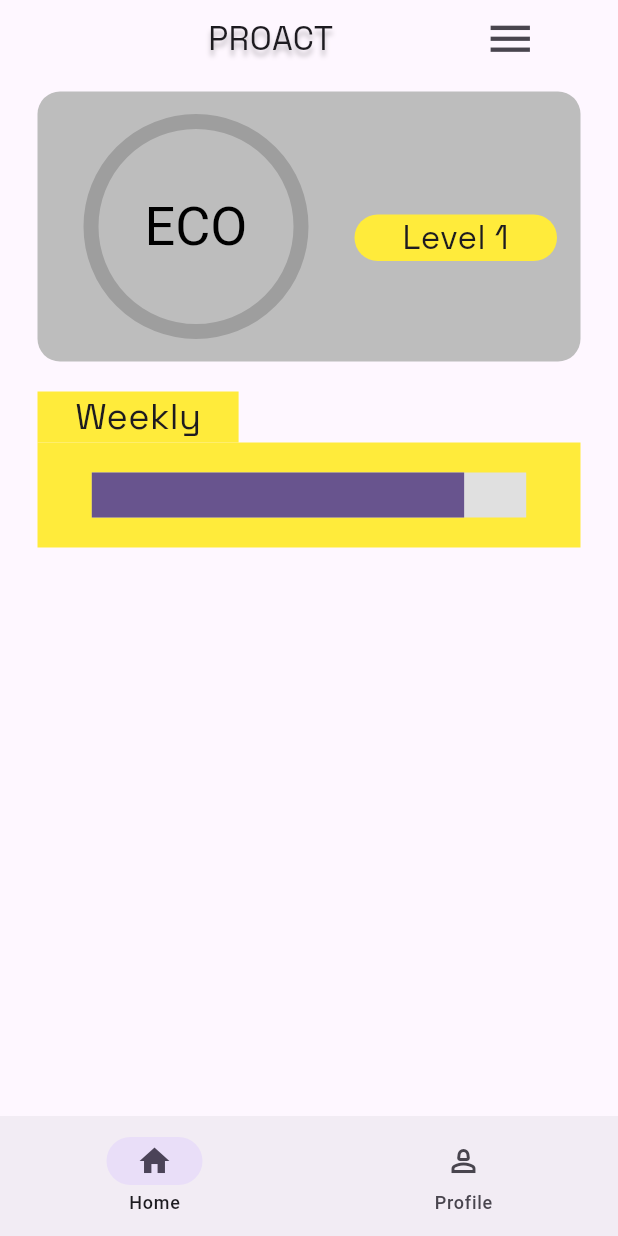
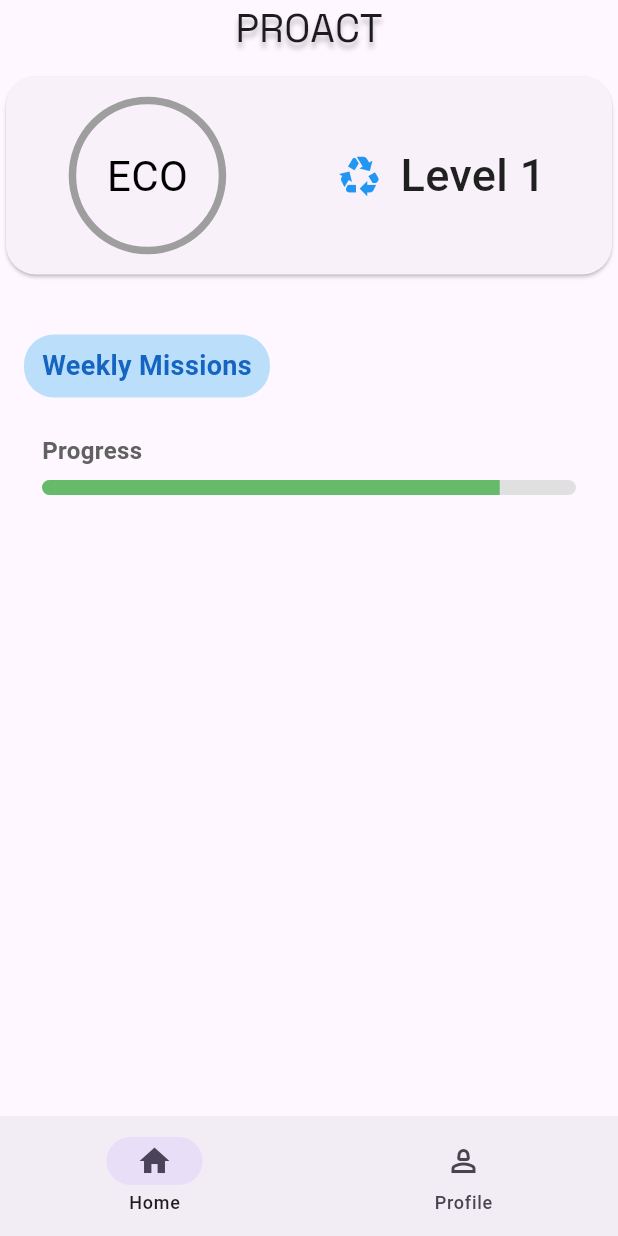
Before and after one commit to hoanghm/Proact, a Flutter app: the HomePage screen opened directly with empty values, on a phone screen of 412 x 824 dp. Run offline on Flutter 3.47's test engine with Material 3 defaults, Android fonts, the light colour scheme and no system bars; our stand-ins replace camera, cloud_firestore, firebase_auth, firebase_core, flutter_dotenv, google_fonts and 2 more; accounts and stored records are empty; network calls fail; statements that could not run were skipped.

Commit message:
Added .env file, mission generation backend communication, and updating Mission Page UI to match Mo's work

```diff
--- a/gemini_proact_flutter/lib/main.dart
+++ b/gemini_proact_flutter/lib/main.dart
@@ -6,6 +6,7 @@ import 'package:firebase_core/firebase_core.dart';
 import 'firebase_options.dart';
 import 'package:gemini_proact_flutter/model/auth/login_signup.dart' show signOutUnverifiedAccount, signOutUser;
 import 'package:gemini_proact_flutter/model/backend/backend_controller.dart' show pingTest;
+import 'package:flutter_dotenv/flutter_dotenv.dart';
 
 final logger = Logger('main');
 
@@ -27,6 +28,8 @@ void main() async {
   // check if backend server is set up
   String ping = await pingTest();
   logger.info('Backend Status: $ping');
+  // initialize dotenv
+  await dotenv.load(fileName: "lib/.env");
   // initialize Firebase
   WidgetsFlutterBinding.ensureInitialized();
   await Firebase.initializeApp(
--- a/gemini_proact_flutter/lib/model/backend/backend_controller.dart
+++ b/gemini_proact_flutter/lib/model/backend/backend_controller.dart
@@ -1,5 +1,9 @@
+import 'package:gemini_proact_flutter/model/database/user.dart';
 import 'package:http/http.dart' as http;
 import 'dart:convert';
+import 'dart:io';
+import 'package:flutter_dotenv/flutter_dotenv.dart';
+import 'package:firebase_auth/firebase_auth.dart';
 
 const String backendURL = "https://gemini-proact-server-6r6qdkry7a-ue.a.run.app/";
 Future<String> pingTest() async {
@@ -12,3 +16,23 @@ Future<String> pingTest() async {
     return error.toString();
   }
 }
+
+Future<Map<String, dynamic>> generateWeeklyProjects() async {
+  try {
+    String apiKey = dotenv.env["API_KEY"].toString();
+    final User user = FirebaseAuth.instance.currentUser!;
+    String generateURL = '$backendURL/generate_weekly_project/${user.uid}';
+    final response = await http.get(
+      Uri.parse(generateURL),
+      // Send authorization headers to the backend.
+      headers: {
+        HttpHeaders.authorizationHeader: apiKey,
+      },
+    );
+    String responseData = response.body;
+    Map<String, dynamic> map = json.decode(responseData);
+    return map;
+  } catch(err) {
+    return {"status": 'failed', 'project_id': -1};
+  }
+}
--- a/gemini_proact_flutter/lib/model/database/firestore.dart
+++ b/gemini_proact_flutter/lib/model/database/firestore.dart
@@ -5,7 +5,6 @@ import 'package:gemini_proact_flutter/model/database/question.dart';
 import 'package:gemini_proact_flutter/model/database/user.dart';
 import 'package:gemini_proact_flutter/model/database/mission.dart';
 import 'package:firebase_auth/firebase_auth.dart';
-import 'package:gemini_proact_flutter/view/root.dart';
 import 'package:logging/logging.dart' show Logger;
 
 final logger = Logger('firestore');
--- a/gemini_proact_flutter/lib/view/Auth/auth_page.dart
+++ b/gemini_proact_flutter/lib/view/Auth/auth_page.dart
@@ -1,12 +1,11 @@
 import 'package:firebase_auth/firebase_auth.dart';
 import 'package:flutter/material.dart';
-import 'package:gemini_proact_flutter/model/database/user.dart';
+import 'package:gemini_proact_flutter/model/backend/backend_controller.dart';
 import 'package:gemini_proact_flutter/view/Auth/login_signup_page.dart';
 import 'package:gemini_proact_flutter/view/Onboarding/onboarding_form.dart';
 import 'package:gemini_proact_flutter/view/home/home_page.dart';
-import 'package:gemini_proact_flutter/view/profile/profile.dart';
 import 'package:logging/logging.dart' show Logger;
-import 'package:gemini_proact_flutter/model/database/firestore.dart' show getUser;
+import 'package:gemini_proact_flutter/model/database/firestore.dart' show getUser, getUserActiveProjects;
 import 'package:gemini_proact_flutter/model/auth/login_signup.dart' show registerGoogleUser;
 
 final logger = Logger((AuthPage).toString());
@@ -40,18 +39,38 @@ class AuthPageState extends State<AuthPage> {
                         MaterialPageRoute(builder: (context) => OnboardingForm(user: newUser))
                       );
                     });
-                } else if (!possibleUser.onboarded) {
+                  return;
+                }
+
+                // At this point, there is a user created for this account
+                if (!possibleUser.onboarded) {
                   Navigator.push(
                     context,
                     MaterialPageRoute(builder: (context) => OnboardingForm(user: possibleUser))
                   );
-                } else {
-                  logger.info("To home page");
-                  Navigator.push(
-                    context,
-                    MaterialPageRoute(builder: (context) => HomePage(user: possibleUser!))
-                  );
+                  return;
                 }
+
+                // At this point, the user has completed their initial onboarding
+                getUserActiveProjects(user: possibleUser).then((activeMissions) {
+                  if (activeMissions == null || activeMissions.isEmpty) {
+                    // No active missions -> Need to regenerate missions
+                    generateWeeklyProjects().then((result) {
+                      logger.info("Generated new active missions");
+                      Navigator.push(
+                        context,
+                        MaterialPageRoute(builder: (context) => HomePage(user: possibleUser))
+                      );
+                    });
+                  } else {
+                    // Successful Onboarding + Has Active Missions
+                    logger.info("To home page");
+                    Navigator.push(
+                      context,
+                      MaterialPageRoute(builder: (context) => HomePage(user: possibleUser))
+                    );
+                  }
+                });
               })
               .catchError((e) => throw ErrorDescription('$e'));
             return const Center(
--- a/gemini_proact_flutter/lib/view/Mission/components/home_card.dart
+++ b/gemini_proact_flutter/lib/view/Mission/components/home_card.dart
@@ -1,5 +1,5 @@
 import 'package:flutter/material.dart';
-import 'package:gemini_proact_flutter/view/Mission/components/home_card_label.dart';
+import 'package:google_fonts/google_fonts.dart';
 
 class HomeCard extends StatefulWidget {
   final int currentEcoPoints;
@@ -25,70 +25,78 @@ class HomeCardState extends State<HomeCard> {
     });
   }
 
+  Widget _buildProgressCircle() {
+    return Stack(
+      children: [
+        const SizedBox(
+          width: 100,
+          height: 100,
+          child: Center(
+            child: Text(
+              'ECO',
+              style: TextStyle(
+                color: Colors.black,
+                fontSize: 28
+              )
+            ),
+          ),
+        ),
+        SizedBox(
+          width: 100,
+          height: 100,
+          child: CircularProgressIndicator(
+            strokeWidth: 5,
+            value: (widget.currentEcoPoints % 100) / 100,
+            color: Colors.blue,
+            backgroundColor: Colors.grey,
+          ),
+        )
+      ],
+    );
+  }
+
+  Widget _buildInfoColumn() {
+    return Column(
+      crossAxisAlignment: CrossAxisAlignment.start,
+      mainAxisSize: MainAxisSize.min,
+      children: [
+        _buildInfoRow(Icons.recycling, 'Level ${widget.currentLevel}'),
+      ],
+    );
+  }
+
+  Widget _buildInfoRow(IconData icon, String label) {
+    return Row(
+      children: [
+        Icon(icon, size: 30, color: Colors.blue),
+        const SizedBox(width: 12),
+        Text(
+          label,
+          style: GoogleFonts.roboto(
+            fontWeight: FontWeight.w500,
+            fontSize: 30,
+            color: Colors.black87,
+          ),
+        ),
+      ],
+    );
+  }
+
   @override
   Widget build (BuildContext context) {
-    return Container(
-      margin: const EdgeInsets.only(left: 25, right: 25),
-      decoration: BoxDecoration(
-        color: Colors.grey.shade400,
-        borderRadius: BorderRadius.circular(15)
+    return Card(
+      shape: RoundedRectangleBorder(borderRadius: BorderRadius.circular(20)),
+      child: Padding(
+        padding: const EdgeInsets.all(16),
+        child: Row(
+          mainAxisAlignment: MainAxisAlignment.spaceEvenly,
+          children: [
+            _buildProgressCircle(),
+            const SizedBox(width: 20),
+            _buildInfoColumn()
+          ],
+        ),
       ),
-      child: Row(
-        mainAxisAlignment: MainAxisAlignment.spaceEvenly,
-        children: [
-          Column(
-            children: <Widget>[
-              SizedBox(
-                width: 180,
-                height: 180,
-                child: Stack(
-                  children: <Widget>[
-                    Center(
-                      child: SizedBox(
-                        width: 140,
-                        height: 140,
-                        child: CircularProgressIndicator(
-                          strokeWidth: 10,
-                          value: (widget.currentEcoPoints % 100) / 100,
-                          color: Colors.green,
-                          backgroundColor: Colors.grey,
-                        ),
-                      ),
-                    ),
-                    Center(
-                      child: Row(
-                        mainAxisAlignment: MainAxisAlignment.center,
-                        children: [
-                          RichText(
-                            text: const TextSpan(
-                              children: [
-                                TextSpan(
-                                  text: 'ECO',
-                                  style: TextStyle(
-                                    color: Colors.black,
-                                    fontSize: 36
-                                  )
-                                )
-                              ]
-                            ),
-                          ),
-                          // const Icon(Icons.arrow_upward, size: 38, color: Colors.green)
-                        ],
-                      ),
-                    ),
-                  ],
-                ),
-              ),
-            ],
-          ),
-          Column(
-            children: [
-              const Padding(padding: EdgeInsets.only(top: 15)),
-              HomeCardLabel(label: 'Level ${widget.currentLevel}'),
-            ],
-          )
-        ],
-      )
     );
   }
 }
--- a/gemini_proact_flutter/lib/view/Mission/components/mission_step_view.dart
+++ b/gemini_proact_flutter/lib/view/Mission/components/mission_step_view.dart
@@ -50,7 +50,7 @@ class MissionStepViewState extends State<MissionStepView> {
                   initCheckState: widget.steps[i].status.name == "done",
                   onCheckboxPress: onCheckboxPress,
                 ),
-                const Padding(padding: EdgeInsets.only(top: 10)),
+              const Padding(padding: EdgeInsets.only(top: 10)),
             ],
           )
         ),
--- a/gemini_proact_flutter/lib/view/Mission/components/weekly_missions_tab_view.dart
+++ b/gemini_proact_flutter/lib/view/Mission/components/weekly_missions_tab_view.dart
@@ -44,64 +44,74 @@ class WeeklyMissionsTabViewState extends State<WeeklyMissionsTabView> {
         index++;
       }
     }
-
     return temp;
   }
+  Widget _buildHeader() {
+    return Container(
+      padding: const EdgeInsets.symmetric(horizontal: 12, vertical: 8),
+      decoration: BoxDecoration(
+        color: Colors.blue.shade100,
+        borderRadius: BorderRadius.circular(20),
+      ),
+      child: Text(
+        'Weekly Missions',
+        style: GoogleFonts.roboto(
+          fontSize: 18,
+          fontWeight: FontWeight.bold,
+          color: Colors.blue.shade800,
+        ),
+      ),
+    );
+  }
+  Widget _buildProgressBar() {
+    return Padding(
+      padding: const EdgeInsets.symmetric(horizontal: 12),
+      child: Column(
+        crossAxisAlignment: CrossAxisAlignment.start,
+        children: [
+          Text(
+            'Progress',
+            style: GoogleFonts.roboto(
+              fontSize: 16,
+              fontWeight: FontWeight.bold,
+              color: Colors.grey[700],
+            ),
+          ),
+          const SizedBox(height: 8),
+          ClipRRect(
+            borderRadius: BorderRadius.circular(10),
+            child: LinearProgressIndicator(
+              value: day / 7,
+              minHeight: 10,
+              backgroundColor: Colors.grey[300],
+              valueColor: AlwaysStoppedAnimation<Color>(Colors.green.shade400),
+            ),
+          ),
+        ],
+      ),
+    );
+  }
+
   @override
   Widget build (BuildContext context) {
     List<Widget> weeklyMissions = getWeeklyMissions();
-
-    return Expanded(
-      flex: 1,
-      child: SingleChildScrollView(
-        child: Column(
-          children: [
-            Align(
-              alignment: Alignment.centerLeft,
-              child: Container(
-                margin: const EdgeInsets.only(left: 25),
-                padding: const EdgeInsets.only(left: 25, right: 25),
-                decoration: const BoxDecoration(
-                  color: Colors.yellow
-                ),
-                child: Text(
-                  "Weekly",
-                  style: GoogleFonts.spaceGrotesk(
-                    fontSize: 24
-                  ),
-                ),
-              ),
-            ),
-            Align(
-              alignment: Alignment.centerLeft,
-              child: Padding(
-                padding: const EdgeInsets.symmetric(horizontal: 25),
-                child: Container(
-                  width: double.infinity,
-                  color: Colors.yellow,
-                  child: SingleChildScrollView(
-                    child: Column(
-                      children: [
-                        const Padding(padding: EdgeInsets.only(top: 20)),
-                        FractionallySizedBox(
-                          widthFactor: 0.8,
-                          child: LinearProgressIndicator(
-                            minHeight: 30,
-                            value: day / 7,
-                            backgroundColor: Colors.grey.shade300,
-                          ),
-                        ),
-                        const Padding(padding: EdgeInsets.only(top: 20)),
-                        ...weeklyMissions
-                      ],
-                    ),
-                  ),
-                ),
-              ),
-            ),
-            const SizedBox(height: 20)
-          ],
-        )
+    return Padding(
+      padding: const EdgeInsets.all(16),
+      child: Column(
+        crossAxisAlignment: CrossAxisAlignment.start,
+        children: [
+          _buildHeader(),
+          const SizedBox(height: 24),
+          _buildProgressBar(),
+          const SizedBox(height: 24),
+          ListView(
+            shrinkWrap: true,
+            physics: const NeverScrollableScrollPhysics(),
+            children: [
+              ...weeklyMissions
+            ]
+          )
+        ],
       ),
     );
   }
--- a/gemini_proact_flutter/lib/view/Mission/mission_home_page.dart
+++ b/gemini_proact_flutter/lib/view/Mission/mission_home_page.dart
@@ -1,5 +1,3 @@
-import 'dart:math';
-
 import 'package:flutter/material.dart';
 import 'package:gemini_proact_flutter/model/database/firestore.dart' show getUserActiveProjects, completeMissionById, getUserWeeklyEcoPoints;
 import 'package:gemini_proact_flutter/model/database/user.dart' show ProactUser;
@@ -26,6 +24,7 @@ class MissionHomePageState extends State<MissionHomePage> {
   List<MissionEntity> activeMissions = [];
   int currEcoPoints = 0;
   int currLevel = 1;
+  bool isLoading = true;
   void updateStatistics(int points) {
     int ecoPoints = currEcoPoints + points;
     if (ecoPoints < 0) {
@@ -40,6 +39,9 @@ class MissionHomePageState extends State<MissionHomePage> {
     List<MissionEntity>? missions = await getUserActiveProjects(user: widget.user, depth: 2);
     int ecoPoints = await getUserWeeklyEcoPoints(widget.user);
     if (missions == null) {
+      setState(() {
+        isLoading = false;
+      });
       return;
     }
 
@@ -47,6 +49,7 @@ class MissionHomePageState extends State<MissionHomePage> {
       activeMissions = missions;
       currEcoPoints = ecoPoints;
       currLevel = ecoPoints ~/ 100 + 1;
+      isLoading = false;
     });
   }
   @override
@@ -72,28 +75,21 @@ class MissionHomePageState extends State<MissionHomePage> {
 
   @override
   Widget build(BuildContext context) {
+    if (isLoading) {
+      return const SafeArea(
+        child: Center(
+          child: CircularProgressIndicator(),
+        )
+      );
+    }
+
     return SafeArea(
       child: Column(
         children: [
           Row(
             mainAxisAlignment: MainAxisAlignment.spaceAround,
             children: [
-              Text(
-                widget.user.username,
-                style: GoogleFonts.spaceGrotesk(
-                  fontSize: 22,
-                  fontWeight: FontWeight.w500
-                )),
-              ProactLogo(size: 22),
-              IconButton(
-                onPressed: () {
-                  // TODO: Add onPressed functionality for whatever this does
-                },
-                icon: const Icon(
-                  Icons.menu,
-                  size: 35,
-                )
-              )
+              ProactLogo(size: 26)
             ],
           ),
           const Padding(padding: EdgeInsets.fromLTRB(0, 10, 0, 0)),
--- a/gemini_proact_flutter/pubspec.yaml
+++ b/gemini_proact_flutter/pubspec.yaml
@@ -47,6 +47,7 @@ dependencies:
   path_provider: ^2.1.3
   path: ^1.9.0
   permission_handler: ^11.3.1
+  flutter_dotenv: ^5.1.0
 
 dev_dependencies:
   flutter_test:
@@ -74,6 +75,7 @@ flutter:
   # To add assets to your application, add an assets section, like this:
   assets:
     - lib/images/
+    - lib/.env
   #   - images/a_dot_ham.jpeg
 
   # An image asset can refer to one or more resolution-specific "variants", see
```
Also changed, not shown: 3 other files.
